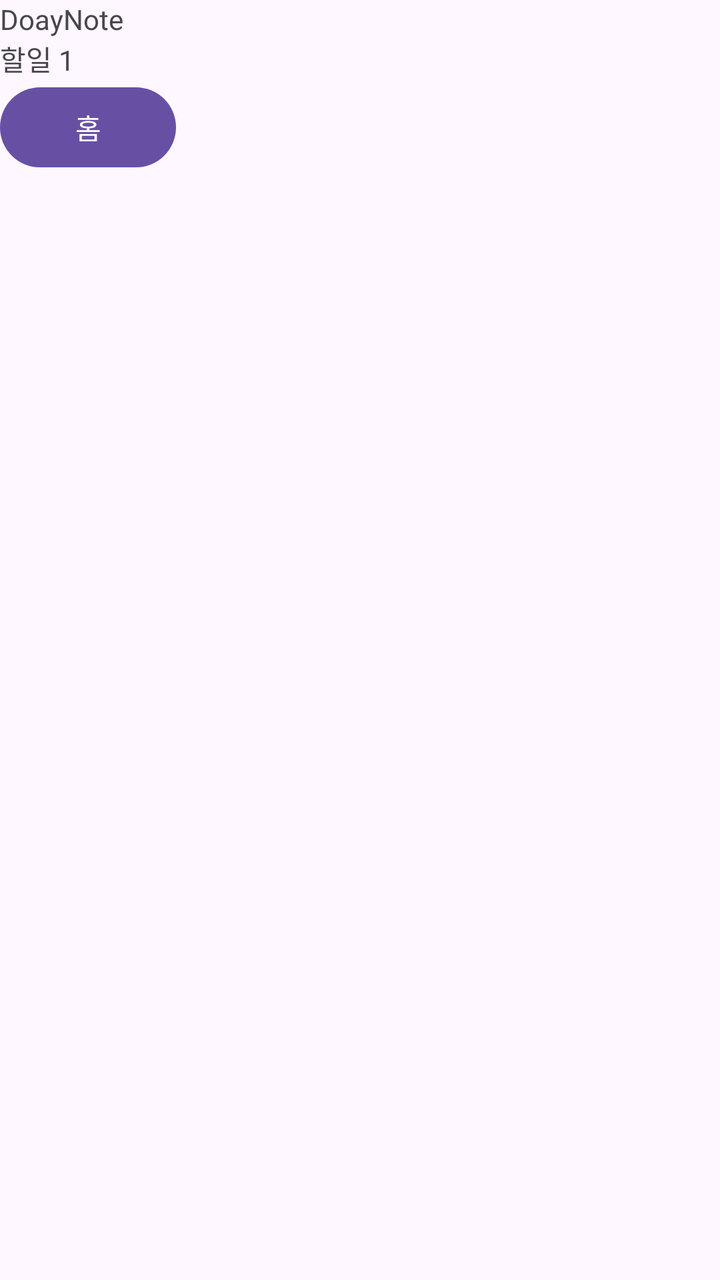
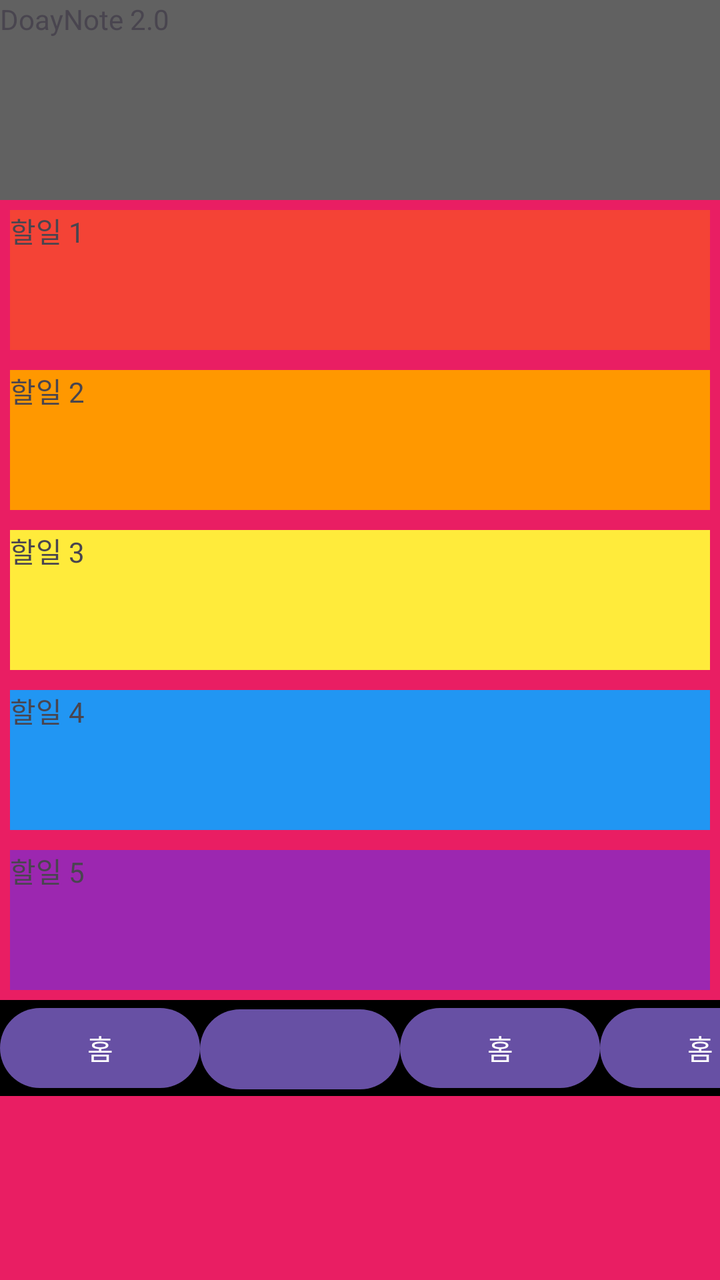

Before-and-after screenshots of an Android layout around one commit, followed by the original layout XML and the change that was made.
<!-- AndroidManifest.xml: application theme Theme.DoDayNote -->
<!-- res/layout/activity_main.xml -->
<?xml version="1.0" encoding="utf-8"?>
<LinearLayout xmlns:android="http://schemas.android.com/apk/res/android"
    xmlns:app="http://schemas.android.com/apk/res-auto"
    xmlns:tools="http://schemas.android.com/tools"
    android:id="@+id/main"
    android:orientation="vertical"
    android:layout_width="match_parent"
    android:layout_height="match_parent"
    tools:context=".MainActivity">

    
    <TextView
        android:layout_width="wrap_content"
        android:layout_height="wrap_content"
        android:text="DoayNote" />

    
    <LinearLayout
        android:layout_width="match_parent"
        android:layout_height="wrap_content">
        <TextView
            android:layout_width="wrap_content"
            android:layout_height="wrap_content"
            android:background=""
            android:text="할일 1"/>

    </LinearLayout>

    
    <LinearLayout
        android:layout_width="match_parent"
        android:layout_height="wrap_content"
        android:orientation="horizontal">

        <Button
            android:layout_width="wrap_content"
            android:layout_height="wrap_content"
            android:text="홈" />
    </LinearLayout>
</LinearLayout>
<!-- resources referenced by this layout -->
<resources>
  <style name="Theme.DoDayNote" parent="Base.Theme.DoDayNote" />
  <style name="Base.Theme.DoDayNote" parent="Theme.Material3.DayNight.NoActionBar">
          
          
      </style>
</resources>

<!-- the commit's change to res/layout/activity_main.xml (unified diff, before → after) -->
@@ -6,34 +6,80 @@
     android:orientation="vertical"
     android:layout_width="match_parent"
     android:layout_height="match_parent"
+    android:background="@color/pink"
     tools:context=".MainActivity">
 
     
     <TextView
-        android:layout_width="wrap_content"
-        android:layout_height="wrap_content"
-        android:text="DoayNote" />
+        android:layout_width="match_parent"
+        android:layout_height="100dp"
+        android:background="@color/dark_grey"
+        android:text="DoayNote 2.0" />
 
     
     <LinearLayout
+        android:orientation="vertical"
         android:layout_width="match_parent"
         android:layout_height="wrap_content">
+
+        
         <TextView
-            android:layout_width="wrap_content"
-            android:layout_height="wrap_content"
-            android:background=""
+            android:layout_width="match_parent"
+            android:layout_height="70dp"
+            android:background="@color/red"
+            android:layout_margin="5dp"
             android:text="할일 1"/>
-
+        <TextView
+            android:layout_width="match_parent"
+            android:layout_height="70dp"
+            android:background="@color/orange"
+            android:layout_margin="5dp"
+            android:shadowDx="@integer/material_motion_duration_long_1"
+            android:text="할일 2"/>
+        <TextView
+            android:layout_width="match_parent"
+            android:layout_height="70dp"
+            android:background="@color/yellow"
+            android:layout_margin="5dp"
+            android:text="할일 3"/>
+        <TextView
+            android:layout_width="match_parent"
+            android:layout_height="70dp"
+            android:background="@color/blue"
+            android:layout_margin="5dp"
+            android:text="할일 4"/>
+        <TextView
+            android:layout_width="match_parent"
+            android:layout_height="70dp"
+            android:background="@color/purple"
+            android:layout_margin="5dp"
+            android:text="할일 5"/>
     </LinearLayout>
 
     
     <LinearLayout
         android:layout_width="match_parent"
         android:layout_height="wrap_content"
+        android:background="@color/black"
         android:orientation="horizontal">
 
         <Button
-            android:layout_width="wrap_content"
+            android:layout_width="100dp"
+            android:layout_height="wrap_content"
+            android:text="홈" />
+
+        <Button
+            android:layout_width="100dp"
+            android:layout_height="wrap_content"
+            android:text="" />
+
+        <Button
+            android:layout_width="100dp"
+            android:layout_height="wrap_content"
+            android:text="홈" />
+
+        <Button
+            android:layout_width="100dp"
             android:layout_height="wrap_content"
             android:text="홈" />
     </LinearLayout>
<!-- resource entries referenced after the edit -->
@@ -1,5 +1,13 @@
 <!-- resources referenced by this layout -->
 <resources>
+  <color name="black">#000000</color>
+  <color name="blue">#2196F3</color>
+  <color name="dark_grey">#616161</color>
+  <color name="orange">#FF9800</color>
+  <color name="pink">#E91E63</color>
+  <color name="purple">#9C27B0</color>
+  <color name="red">#F44336</color>
+  <color name="yellow">#FFEB3B</color>
   <style name="Theme.DoDayNote" parent="Base.Theme.DoDayNote" />
   <style name="Base.Theme.DoDayNote" parent="Theme.Material3.DayNight.NoActionBar">
           
